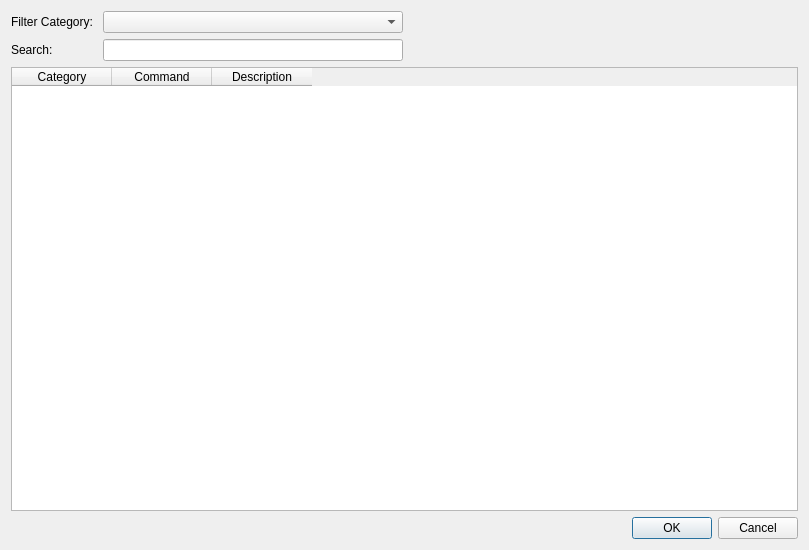
Before: the Qt Designer form gui/pickXPCommandDialog.ui in leleopard/pyXPArduino, drawn with Qt 5.
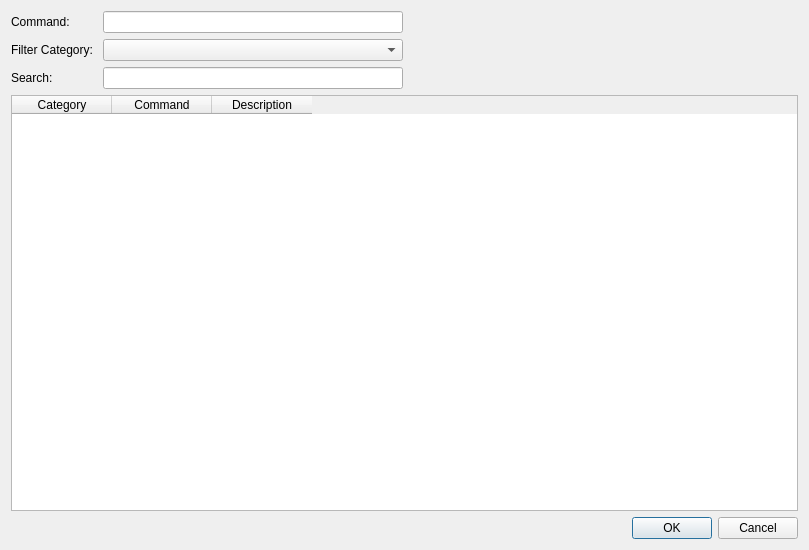
After: the same form once the commit is applied.

Commit message: first working edit switch screen, commands only

Diff of the .ui file:
```diff
--- a/gui/pickXPCommandDialog.ui
+++ b/gui/pickXPCommandDialog.ui
@@ -33,7 +33,7 @@
        <property name="formAlignment">
         <set>Qt::AlignLeading|Qt::AlignLeft|Qt::AlignVCenter</set>
        </property>
-       <item row="2" column="0">
+       <item row="4" column="0">
         <widget class="QLabel" name="label">
          <property name="sizePolicy">
           <sizepolicy hsizetype="Preferred" vsizetype="Preferred">
@@ -52,7 +52,7 @@
          </property>
         </widget>
        </item>
-       <item row="2" column="1">
+       <item row="4" column="1">
         <widget class="QLineEdit" name="filterCommandsLineEdit">
          <property name="minimumSize">
           <size>
@@ -68,7 +68,7 @@
          </property>
         </widget>
        </item>
-       <item row="1" column="1">
+       <item row="3" column="1">
         <widget class="QComboBox" name="selectCategoryComboBox">
          <property name="minimumSize">
           <size>
@@ -84,7 +84,7 @@
          </property>
         </widget>
        </item>
-       <item row="1" column="0">
+       <item row="3" column="0">
         <widget class="QLabel" name="label_2">
          <property name="maximumSize">
           <size>
@@ -97,6 +97,29 @@
          </property>
         </widget>
        </item>
+       <item row="1" column="0">
+        <widget class="QLabel" name="label_3">
+         <property name="text">
+          <string>Command:</string>
+         </property>
+        </widget>
+       </item>
+       <item row="1" column="1">
+        <widget class="QLineEdit" name="commandLineEdit">
+         <property name="minimumSize">
+          <size>
+           <width>200</width>
+           <height>0</height>
+          </size>
+         </property>
+         <property name="maximumSize">
+          <size>
+           <width>300</width>
+           <height>16777215</height>
+          </size>
+         </property>
+        </widget>
+       </item>
       </layout>
      </item>
      <item>
```
Left out of the diff: 28 changed lines with no effect on the pictures. The commit also changes 20 other files.
